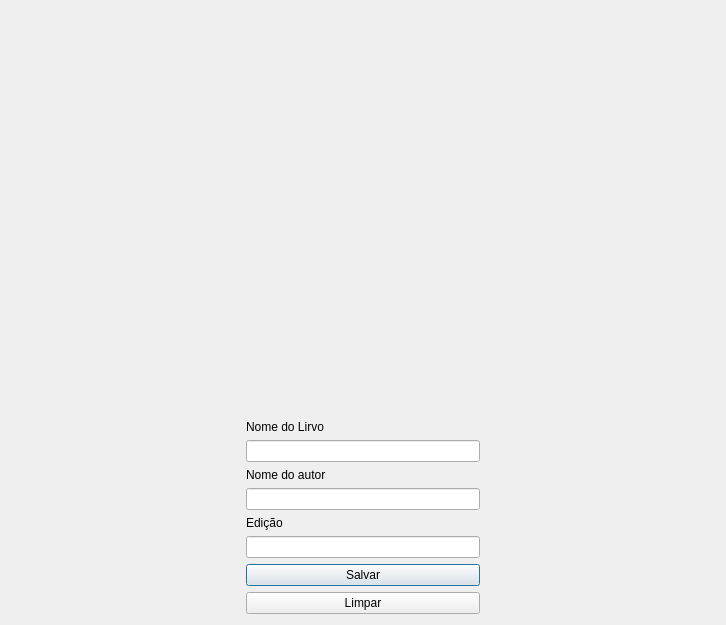
Qt form cadlivro.ui (Winicios22/Gbiblioteca) before a commit.
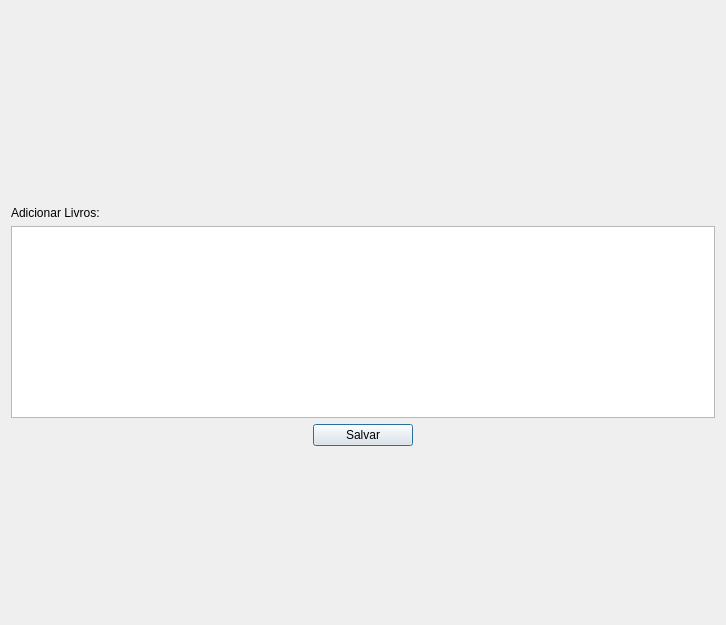
The same form after that commit. Icons and pictures are not drawn.

Commit message: tela de seleção

The edit to the form file:
```diff
--- a/cadlivro.ui
+++ b/cadlivro.ui
@@ -14,6 +14,9 @@
    <string>Cadastro de livro</string>
   </property>
   <layout class="QGridLayout" name="gridLayout">
+   <item row="4" column="1" colspan="3">
+    <widget class="QPlainTextEdit" name="plainTextEdit"/>
+   </item>
    <item row="0" column="2">
     <spacer name="verticalSpacer_2">
      <property name="orientation">
@@ -40,7 +43,7 @@
      </property>
     </spacer>
    </item>
-   <item row="3" column="2">
+   <item row="6" column="2">
     <spacer name="verticalSpacer">
      <property name="orientation">
       <enum>Qt::Vertical</enum>
@@ -53,67 +56,6 @@
      </property>
     </spacer>
    </item>
-   <item row="4" column="2">
-    <layout class="QVBoxLayout" name="verticalLayout">
-     <item>
-      <widget class="QLabel" name="label">
-       <property name="text">
-        <string>Nome do Lirvo</string>
-       </property>
-      </widget>
-     </item>
-     <item>
-      <widget class="QLineEdit" name="campoNomeDoLivro"/>
-     </item>
-     <item>
-      <widget class="QLabel" name="label_2">
-       <property name="text">
-        <string>Nome do autor</string>
-       </property>
-      </widget>
-     </item>
-     <item>
-      <widget class="QLineEdit" name="campoNomeDoAutor"/>
-     </item>
-     <item>
-      <widget class="QLabel" name="label_4">
-       <property name="text">
-        <string>Edição</string>
-       </property>
-      </widget>
-     </item>
-     <item>
-      <widget class="QLineEdit" name="campoEdicao"/>
-     </item>
-     <item>
-      <widget class="QPushButton" name="pushButton">
-       <property name="text">
-        <string>Salvar</string>
-       </property>
-      </widget>
-     </item>
-     <item>
-      <widget class="QPushButton" name="pushButton_2">
-       <property name="text">
-        <string>Limpar</string>
-       </property>
-      </widget>
-     </item>
-    </layout>
-   </item>
-   <item row="2" column="1">
-    <spacer name="horizontalSpacer">
-     <property name="orientation">
-      <enum>Qt::Horizontal</enum>
-     </property>
-     <property name="sizeHint" stdset="0">
-      <size>
-       <width>40</width>
-       <height>20</height>
-      </size>
-     </property>
-    </spacer>
-   </item>
    <item row="2" column="2">
     <widget class="QLabel" name="logo">
      <property name="text">
@@ -124,6 +66,33 @@
      </property>
     </widget>
    </item>
+   <item row="5" column="2">
+    <widget class="QPushButton" name="salvar">
+     <property name="text">
+      <string>Salvar</string>
+     </property>
+    </widget>
+   </item>
+   <item row="2" column="1">
+    <spacer name="horizontalSpacer">
+     <property name="orientation">
+      <enum>Qt::Horizontal</enum>
+     </property>
+     <property name="sizeHint" stdset="0">
+      <size>
+       <width>40</width>
+       <height>20</height>
+      </size>
+     </property>
+    </spacer>
+   </item>
+   <item row="3" column="1">
+    <widget class="QLabel" name="label">
+     <property name="text">
+      <string>Adicionar Livros:</string>
+     </property>
+    </widget>
+   </item>
   </layout>
  </widget>
  <resources>
```
The commit also changes 5 other files.
